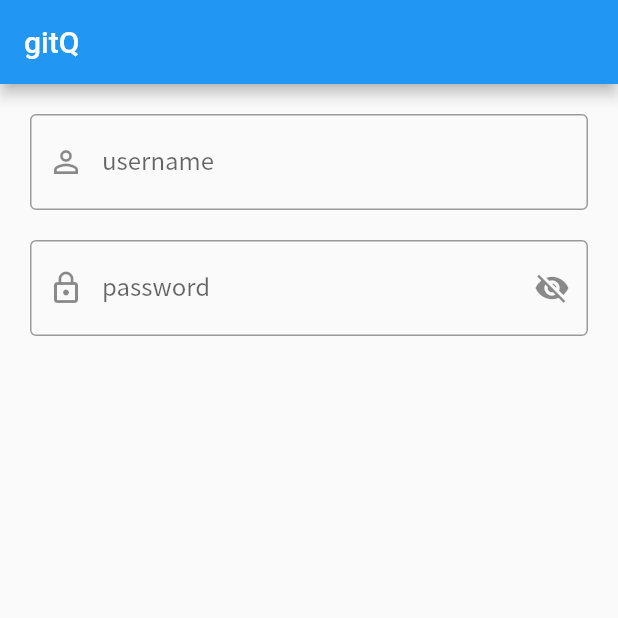
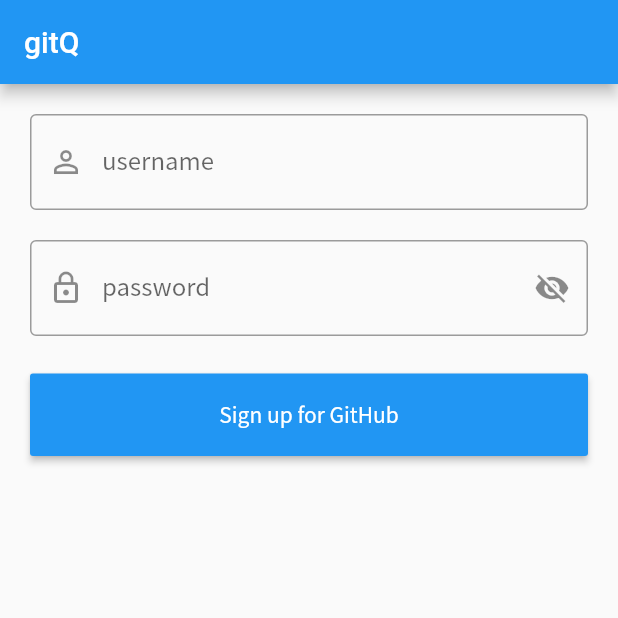
Before and after one commit to lencx/gitQ, a Flutter app: the screen it shows after launch, on a phone screen of 412 x 824 dp, the top half of it. Run offline on Flutter 3.47's test engine with Material 2 defaults, Android fonts, the phone set to English and light mode, and no system bars; our stand-ins replace google_fonts; generated files the repository leaves out were written again.

```diff
--- a/lib/pages/login.dart
+++ b/lib/pages/login.dart
@@ -15,7 +15,7 @@ class _LoginPageState extends State<LoginPage> {
       ),
       body: Container(
         padding: EdgeInsets.all(20),
-        child: Center(
+        child: Form(
           child: Column(
             children: <Widget>[
               Padding(
@@ -44,6 +44,18 @@ class _LoginPageState extends State<LoginPage> {
                   ),
                 ),
               ),
+              Padding(
+                padding: EdgeInsets.only(top: 25),
+                child: ConstrainedBox(
+                  constraints: BoxConstraints.expand(height: 55.0),
+                  child: RaisedButton(
+                    color: Theme.of(context).primaryColor,
+                    onPressed: () {},
+                    textColor: Colors.white,
+                    child: Text('Sign up for GitHub')
+                  )
+                )
+              ),
             ]
           )
         )
@@ -51,3 +63,7 @@ class _LoginPageState extends State<LoginPage> {
     );
   }
 }
+
+void _onLogin() async {
+
+}
```
Also changed, not shown: bin/jtm.dart (+8 -10 lines), pubspec.yaml (+7 -0 lines), pubspec.lock, 1 other file.
